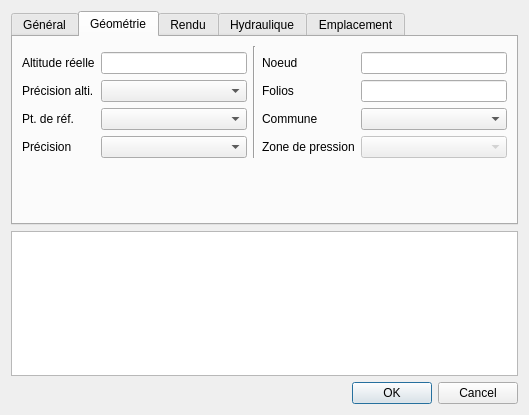
This is qgis-project/ui_forms/hydrant.ui in qwat/QWAT as Qt 5 draws it before an edit. The edited form follows.
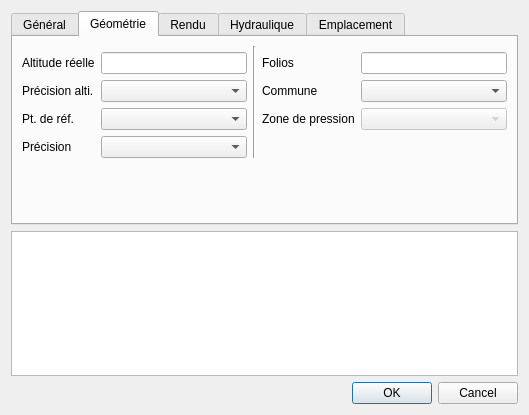
This is the edited form. The open tabs and pages were chosen to show the change. Custom widgets are drawn as their Qt base class.

Commit message: update model, remove old node reference in form

```diff
--- a/qgis-project/ui_forms/hydrant.ui
+++ b/qgis-project/ui_forms/hydrant.ui
@@ -206,44 +206,6 @@
          </property>
         </widget>
        </item>
-       <item row="4" column="4">
-        <widget class="QComboBox" name="fk_pressurezone">
-         <property name="enabled">
-          <bool>false</bool>
-         </property>
-        </widget>
-       </item>
-       <item row="4" column="3">
-        <widget class="QLabel" name="label_14">
-         <property name="text">
-          <string>Zone de pression</string>
-         </property>
-        </widget>
-       </item>
-       <item row="2" column="4">
-        <widget class="QLineEdit" name="_printmaps">
-         <property name="enabled">
-          <bool>true</bool>
-         </property>
-         <property name="readOnly">
-          <bool>true</bool>
-         </property>
-        </widget>
-       </item>
-       <item row="3" column="3">
-        <widget class="QLabel" name="label_12">
-         <property name="text">
-          <string>Commune</string>
-         </property>
-        </widget>
-       </item>
-       <item row="2" column="3">
-        <widget class="QLabel" name="label_15">
-         <property name="text">
-          <string>Folios</string>
-         </property>
-        </widget>
-       </item>
        <item row="1" column="0">
         <widget class="QLabel" name="label_5">
          <property name="text">
@@ -254,23 +216,6 @@
        <item row="1" column="1">
         <widget class="QLineEdit" name="altitude"/>
        </item>
-       <item row="1" column="3">
-        <widget class="QLabel" name="label_11">
-         <property name="text">
-          <string>Noeud</string>
-         </property>
-        </widget>
-       </item>
-       <item row="1" column="4">
-        <widget class="QLineEdit" name="fk_node">
-         <property name="enabled">
-          <bool>true</bool>
-         </property>
-         <property name="readOnly">
-          <bool>true</bool>
-         </property>
-        </widget>
-       </item>
        <item row="2" column="1">
         <widget class="QComboBox" name="fk_precisionalti"/>
        </item>
@@ -291,9 +236,47 @@
          </property>
         </widget>
        </item>
-       <item row="3" column="4">
+       <item row="1" column="3">
+        <widget class="QLabel" name="label_15">
+         <property name="text">
+          <string>Folios</string>
+         </property>
+        </widget>
+       </item>
+       <item row="1" column="4">
+        <widget class="QLineEdit" name="_printmaps">
+         <property name="enabled">
+          <bool>true</bool>
+         </property>
+         <property name="readOnly">
+          <bool>true</bool>
+         </property>
+        </widget>
+       </item>
+       <item row="2" column="3">
+        <widget class="QLabel" name="label_12">
+         <property name="text">
+          <string>Commune</string>
+         </property>
+        </widget>
+       </item>
+       <item row="2" column="4">
         <widget class="QComboBox" name="fk_district"/>
        </item>
+       <item row="3" column="3">
+        <widget class="QLabel" name="label_14">
+         <property name="text">
+          <string>Zone de pression</string>
+         </property>
+        </widget>
+       </item>
+       <item row="3" column="4">
+        <widget class="QComboBox" name="fk_pressurezone">
+         <property name="enabled">
+          <bool>false</bool>
+         </property>
+        </widget>
+       </item>
       </layout>
      </widget>
      <widget class="QWidget" name="tab_3">
```
